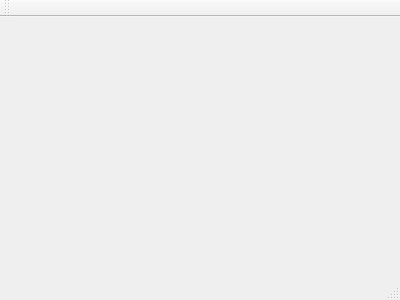
Ghostdew/faguan, file faguan/mainwindow.ui: the form before one commit.
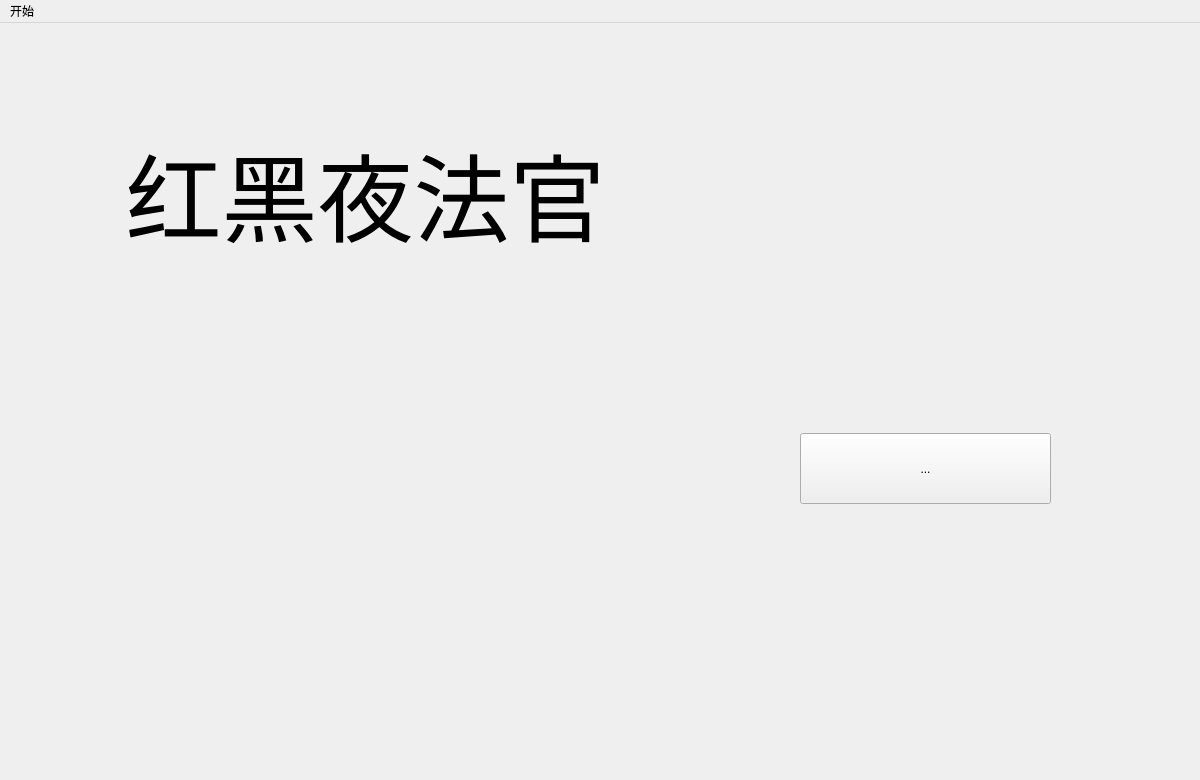
The form after the commit. Icons and pictures are not drawn.

Diff of the .ui file:
```diff
--- a/faguan/mainwindow.ui
+++ b/faguan/mainwindow.ui
@@ -1,24 +1,118 @@
 <ui version="4.0">
  <class>MainWindow</class>
- <widget class="QMainWindow" name="MainWindow" >
-  <property name="geometry" >
+ <widget class="QMainWindow" name="MainWindow">
+  <property name="geometry">
    <rect>
     <x>0</x>
     <y>0</y>
-    <width>400</width>
-    <height>300</height>
+    <width>1200</width>
+    <height>780</height>
    </rect>
   </property>
-  <property name="windowTitle" >
-   <string>MainWindow</string>
+  <property name="minimumSize">
+   <size>
+    <width>1200</width>
+    <height>780</height>
+   </size>
   </property>
-  <widget class="QMenuBar" name="menuBar" />
-  <widget class="QToolBar" name="mainToolBar" />
-  <widget class="QWidget" name="centralWidget" />
-  <widget class="QStatusBar" name="statusBar" />
+  <property name="maximumSize">
+   <size>
+    <width>1200</width>
+    <height>780</height>
+   </size>
+  </property>
+  <property name="windowTitle">
+   <string>红黑夜法官</string>
+  </property>
+  <property name="windowIcon">
+   <iconset resource="res.qrc">
+    <normaloff>:/image/titleicon.jpg</normaloff>:/image/titleicon.jpg</iconset>
+  </property>
+  <widget class="QWidget" name="centralWidget">
+   <widget class="QToolButton" name="StartButton">
+    <property name="geometry">
+     <rect>
+      <x>800</x>
+      <y>410</y>
+      <width>251</width>
+      <height>71</height>
+     </rect>
+    </property>
+    <property name="styleSheet">
+     <string notr="true">border-image: url(:/image/StartButton.jpg);
+border-image: url(:/image/StartButton.jpg);</string>
+    </property>
+    <property name="text">
+     <string>...</string>
+    </property>
+   </widget>
+   <widget class="QLabel" name="titlelabel">
+    <property name="geometry">
+     <rect>
+      <x>110</x>
+      <y>70</y>
+      <width>511</width>
+      <height>201</height>
+     </rect>
+    </property>
+    <property name="font">
+     <font>
+      <family>楷体</family>
+      <pointsize>72</pointsize>
+     </font>
+    </property>
+    <property name="cursor">
+     <cursorShape>ArrowCursor</cursorShape>
+    </property>
+    <property name="autoFillBackground">
+     <bool>false</bool>
+    </property>
+    <property name="frameShadow">
+     <enum>QFrame::Raised</enum>
+    </property>
+    <property name="text">
+     <string>红黑夜法官</string>
+    </property>
+    <property name="textFormat">
+     <enum>Qt::RichText</enum>
+    </property>
+    <property name="scaledContents">
+     <bool>false</bool>
+    </property>
+    <property name="alignment">
+     <set>Qt::AlignCenter</set>
+    </property>
+    <property name="wordWrap">
+     <bool>false</bool>
+    </property>
+   </widget>
+  </widget>
+  <widget class="QMenuBar" name="menuBar">
+   <property name="geometry">
+    <rect>
+     <x>0</x>
+     <y>0</y>
+     <width>1200</width>
+     <height>23</height>
+    </rect>
+   </property>
+   <widget class="QMenu" name="menu">
+    <property name="title">
+     <string>开始</string>
+    </property>
+    <addaction name="actionExit"/>
+   </widget>
+   <addaction name="menu"/>
+  </widget>
+  <action name="actionExit">
+   <property name="text">
+    <string>退出</string>
+   </property>
+  </action>
  </widget>
- <layoutDefault spacing="6" margin="11" />
- <pixmapfunction></pixmapfunction>
- <resources/>
+ <layoutdefault spacing="6" margin="11"/>
+ <resources>
+  <include location="res.qrc"/>
+ </resources>
  <connections/>
 </ui>
```
Left out of the diff: 1 changed line with no effect on the pictures.
